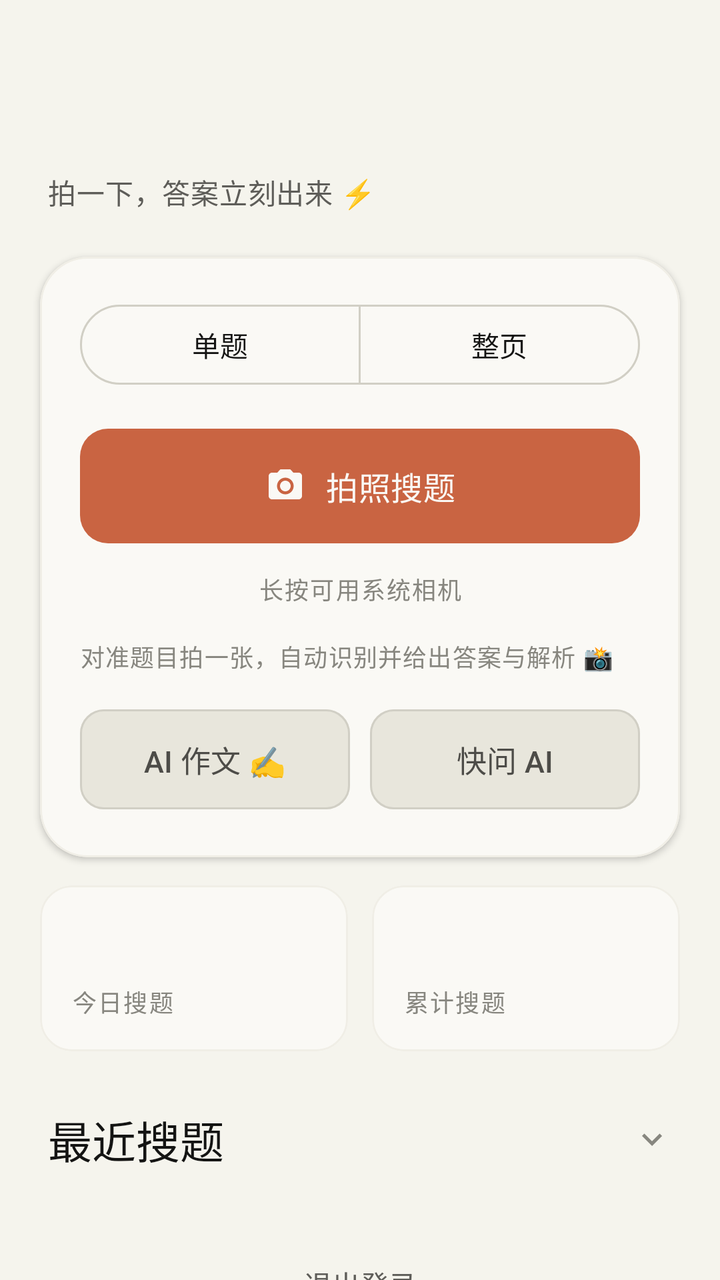
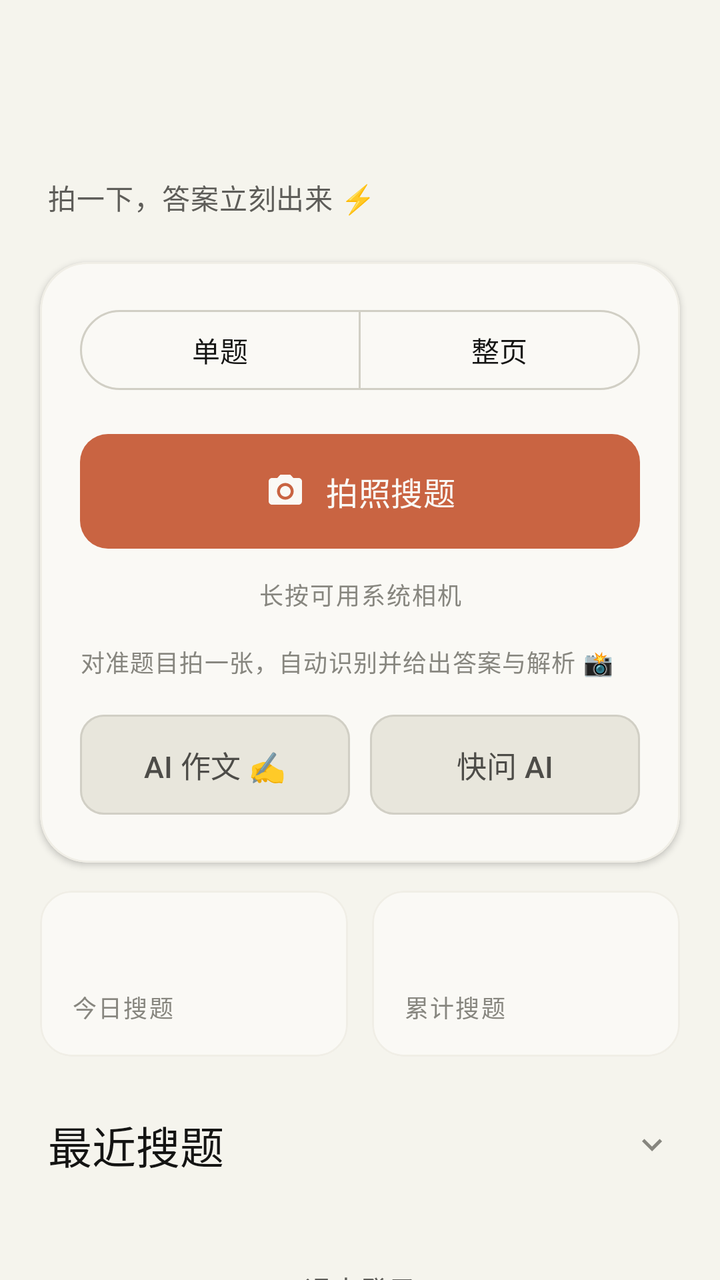

Screens rendered from an Android XML layout before and after an edit, with the pre-edit source and the edit as a unified diff.
<!-- AndroidManifest.xml: application theme Theme.FlashSearch -->
<!-- res/layout/activity_home.xml -->
<?xml version="1.0" encoding="utf-8"?>
<LinearLayout xmlns:android="http://schemas.android.com/apk/res/android"
    xmlns:app="http://schemas.android.com/apk/res-auto"
    android:id="@+id/root"
    android:layout_width="match_parent"
    android:layout_height="match_parent"
    android:background="?android:attr/colorBackground"
    android:orientation="vertical">

    <androidx.core.widget.NestedScrollView
        android:layout_width="match_parent"
        android:layout_height="match_parent"
        android:fillViewport="true">

    <LinearLayout
        android:layout_width="match_parent"
        android:layout_height="wrap_content"
        android:orientation="vertical"
        android:paddingBottom="20dp">

        
        <LinearLayout
            android:id="@+id/header"
            android:layout_width="match_parent"
            android:layout_height="wrap_content"
            android:orientation="vertical"
            android:paddingStart="24dp"
            android:paddingTop="12dp"
            android:paddingEnd="24dp"
            android:paddingBottom="22dp">

            <TextView
                android:id="@+id/dateLabel"
                android:layout_width="wrap_content"
                android:layout_height="wrap_content"
                android:textAppearance="@style/TextAppearance.FlashSearch.Label" />

            <TextView
                android:id="@+id/greeting"
                android:layout_width="match_parent"
                android:layout_height="wrap_content"
                android:layout_marginTop="10dp"
                android:textAppearance="@style/TextAppearance.FlashSearch.Serif.Display" />

            <TextView
                android:id="@+id/tagline"
                android:layout_width="match_parent"
                android:layout_height="wrap_content"
                android:layout_marginTop="10dp"
                android:text="@string/brand_tagline"
                android:textAppearance="@style/TextAppearance.FlashSearch.Body" />
        </LinearLayout>

        
        <com.google.android.material.card.MaterialCardView
            android:id="@+id/heroCard"
            android:layout_width="match_parent"
            android:layout_height="wrap_content"
            android:layout_marginStart="20dp"
            android:layout_marginEnd="20dp"
            app:cardBackgroundColor="@color/ivory"
            app:cardCornerRadius="24dp"
            app:cardElevation="2dp"
            app:strokeColor="@color/border_cream"
            app:strokeWidth="1dp">

            <LinearLayout
                android:layout_width="match_parent"
                android:layout_height="wrap_content"
                android:orientation="vertical"
                android:padding="20dp">
                <com.google.android.material.button.MaterialButtonToggleGroup
                    android:id="@+id/modeGroup"
                    android:layout_width="match_parent"
                    android:layout_height="wrap_content"
                    android:layout_marginBottom="14dp"
                    app:selectionRequired="true"
                    app:singleSelection="true">

                    <com.google.android.material.button.MaterialButton
                        android:id="@+id/modeSingle"
                        style="@style/Widget.Material3.Button.OutlinedButton"
                        android:layout_width="0dp"
                        android:layout_height="wrap_content"
                        android:layout_weight="1"
                        android:text="@string/mode_single" />

                    <com.google.android.material.button.MaterialButton
                        android:id="@+id/modePage"
                        style="@style/Widget.Material3.Button.OutlinedButton"
                        android:layout_width="0dp"
                        android:layout_height="wrap_content"
                        android:layout_weight="1"
                        android:text="@string/mode_page" />
                </com.google.android.material.button.MaterialButtonToggleGroup>
<com.google.android.material.button.MaterialButton
                    android:id="@+id/takePhotoButton"
                    style="@style/Widget.FlashSearch.PrimaryButton"
                    android:layout_width="match_parent"
                    android:layout_height="wrap_content"
                    android:text="@string/action_take_photo"
                    app:icon="@drawable/ic_camera" />
                <TextView
                    android:id="@+id/systemCameraHint"
                    android:layout_width="match_parent"
                    android:layout_height="wrap_content"
                    android:layout_marginTop="10dp"
                    android:gravity="center"
                    android:text="@string/hint_long_press_system_camera"
                    android:textAppearance="@style/TextAppearance.FlashSearch.Label" />

                <TextView
                    android:id="@+id/modeHint"
                    android:layout_width="match_parent"
                    android:layout_height="wrap_content"
                    android:layout_marginTop="16dp"
                    android:text="@string/home_tip"
                    android:textAppearance="@style/TextAppearance.FlashSearch.Caption" />

                <LinearLayout
                    android:layout_width="match_parent"
                    android:layout_height="wrap_content"
                    android:layout_marginTop="14dp"
                    android:orientation="horizontal">

                    <com.google.android.material.button.MaterialButton
                        android:id="@+id/essayButton"
                        style="@style/Widget.FlashSearch.SecondaryButton"
                        android:layout_width="0dp"
                        android:layout_height="wrap_content"
                        android:layout_weight="1"
                        android:text="@string/essay_entry" />

                    <com.google.android.material.button.MaterialButton
                        android:id="@+id/chatButton"
                        style="@style/Widget.FlashSearch.SecondaryButton"
                        android:layout_width="0dp"
                        android:layout_height="wrap_content"
                        android:layout_marginStart="10dp"
                        android:layout_weight="1"
                        android:text="@string/chat_entry" />
                </LinearLayout>
            </LinearLayout>
        </com.google.android.material.card.MaterialCardView>

        
        <LinearLayout
            android:id="@+id/statsRow"
            android:layout_width="match_parent"
            android:layout_height="wrap_content"
            android:layout_marginStart="20dp"
            android:layout_marginTop="14dp"
            android:layout_marginEnd="20dp"
            android:orientation="horizontal">

            <com.google.android.material.card.MaterialCardView
                android:layout_width="0dp"
                android:layout_height="wrap_content"
                android:layout_weight="1"
                app:cardBackgroundColor="@color/ivory"
                app:cardCornerRadius="16dp"
                app:cardElevation="0dp"
                app:strokeColor="@color/border_cream"
                app:strokeWidth="1dp">

                <LinearLayout
                    android:layout_width="match_parent"
                    android:layout_height="wrap_content"
                    android:orientation="vertical"
                    android:padding="16dp">

                    <TextView
                        android:id="@+id/todayCount"
                        android:layout_width="wrap_content"
                        android:layout_height="wrap_content"
                        android:textAppearance="@style/TextAppearance.FlashSearch.Serif.Title" />

                    <TextView
                        android:layout_width="wrap_content"
                        android:layout_height="wrap_content"
                        android:layout_marginTop="4dp"
                        android:text="@string/stats_today"
                        android:textAppearance="@style/TextAppearance.FlashSearch.Label" />
                </LinearLayout>
            </com.google.android.material.card.MaterialCardView>

            <com.google.android.material.card.MaterialCardView
                android:layout_width="0dp"
                android:layout_height="wrap_content"
                android:layout_marginStart="12dp"
                android:layout_weight="1"
                app:cardBackgroundColor="@color/ivory"
                app:cardCornerRadius="16dp"
                app:cardElevation="0dp"
                app:strokeColor="@color/border_cream"
                app:strokeWidth="1dp">

                <LinearLayout
                    android:layout_width="match_parent"
                    android:layout_height="wrap_content"
                    android:orientation="vertical"
                    android:padding="16dp">

                    <TextView
                        android:id="@+id/totalCount"
                        android:layout_width="wrap_content"
                        android:layout_height="wrap_content"
                        android:textAppearance="@style/TextAppearance.FlashSearch.Serif.Title" />

                    <TextView
                        android:layout_width="wrap_content"
                        android:layout_height="wrap_content"
                        android:layout_marginTop="4dp"
                        android:text="@string/stats_total"
                        android:textAppearance="@style/TextAppearance.FlashSearch.Label" />
                </LinearLayout>
            </com.google.android.material.card.MaterialCardView>
        </LinearLayout>

        
        <LinearLayout
            android:id="@+id/historySection"
            android:layout_width="match_parent"
            android:layout_height="wrap_content"
            android:layout_marginTop="20dp"
            android:orientation="vertical">

            <LinearLayout
                android:id="@+id/historyToggle"
                android:layout_width="match_parent"
                android:layout_height="wrap_content"
                android:background="?attr/selectableItemBackground"
                android:gravity="center_vertical"
                android:orientation="horizontal"
                android:paddingStart="24dp"
                android:paddingTop="8dp"
                android:paddingEnd="24dp"
                android:paddingBottom="8dp">

                <TextView
                    android:layout_width="0dp"
                    android:layout_height="wrap_content"
                    android:layout_weight="1"
                    android:text="@string/history_title"
                    android:textAppearance="@style/TextAppearance.FlashSearch.Serif.Title" />

                <ImageView
                    android:id="@+id/historyChevron"
                    android:layout_width="20dp"
                    android:layout_height="20dp"
                    android:contentDescription="@string/history_title"
                    android:src="@drawable/ic_chevron_down" />
            </LinearLayout>

            
            <ScrollView
                android:id="@+id/historyBody"
                android:layout_width="match_parent"
                android:layout_height="wrap_content"
                android:visibility="gone">

                <LinearLayout
                    android:layout_width="match_parent"
                    android:layout_height="wrap_content"
                    android:orientation="vertical">

                    <LinearLayout
                        android:id="@+id/historyList"
                        android:layout_width="match_parent"
                        android:layout_height="wrap_content"
                        android:orientation="vertical" />

                    <TextView
                        android:id="@+id/historyEmpty"
                        android:layout_width="match_parent"
                        android:layout_height="wrap_content"
                        android:layout_marginStart="24dp"
                        android:layout_marginTop="12dp"
                        android:layout_marginEnd="24dp"
                        android:text="@string/history_empty"
                        android:textAppearance="@style/TextAppearance.FlashSearch.Caption"
                        android:visibility="gone" />
                </LinearLayout>
            </ScrollView>
        </LinearLayout>

        <com.google.android.material.button.MaterialButton
            android:id="@+id/logoutButton"
            style="@style/Widget.FlashSearch.TextButton"
            android:layout_width="wrap_content"
            android:layout_height="wrap_content"
            android:layout_gravity="center_horizontal"
            android:layout_marginTop="24dp"
            android:text="@string/action_logout" />
        <TextView
            android:id="@+id/versionLabel"
            android:layout_width="wrap_content"
            android:layout_height="wrap_content"
            android:layout_gravity="center_horizontal"
            android:layout_marginTop="14dp"
            android:textAppearance="@style/TextAppearance.FlashSearch.Label" />
    </LinearLayout>
    </androidx.core.widget.NestedScrollView>
</LinearLayout>
<!-- resources referenced by this layout -->
<resources>
  <color name="border_cream">#F0EEE6</color>
  <color name="ivory">#FAF9F5</color>
  <!-- drawable ic_chevron_down (drawable) -->
  <?xml version="1.0" encoding="utf-8"?>
  <vector xmlns:android="http://schemas.android.com/apk/res/android"
      android:width="24dp"
      android:height="24dp"
      android:viewportWidth="24"
      android:viewportHeight="24"
      android:tint="@color/stone_gray">
      <path
          android:fillColor="@android:color/white"
          android:pathData="M7.41,8.59L12,13.17l4.59,-4.58L18,10l-6,6 -6,-6 1.41,-1.41z" />
  </vector>
  <string name="action_logout">退出登录</string>
  <string name="action_take_photo">拍照搜题</string>
  <string name="brand_tagline">拍一下，答案立刻出来 ⚡</string>
  <string name="chat_entry">快问 AI</string>
  <string name="essay_entry">AI 作文 ✍️</string>
  <string name="hint_long_press_system_camera">长按可用系统相机</string>
  <string name="history_empty">还没有搜题记录，拍一张试试 📷</string>
  <string name="history_title">最近搜题</string>
  <string name="home_tip">对准题目拍一张，自动识别并给出答案与解析 📸</string>
  <string name="mode_page">整页</string>
  <string name="mode_single">单题</string>
  <string name="stats_today">今日搜题</string>
  <string name="stats_total">累计搜题</string>
  <style name="TextAppearance.FlashSearch.Body" parent="TextAppearance.Material3.BodyMedium">
          <item name="android:lineSpacingMultiplier">1.5</item>
          <item name="android:textColor">@color/olive_gray</item>
      </style>
  <style name="TextAppearance.FlashSearch.Caption" parent="TextAppearance.Material3.BodySmall">
          <item name="android:lineSpacingMultiplier">1.4</item>
          <item name="android:textColor">@color/stone_gray</item>
      </style>
  <style name="TextAppearance.FlashSearch.Label" parent="TextAppearance.Material3.LabelMedium">
          <item name="android:letterSpacing">0.06</item>
          <item name="android:textColor">@color/stone_gray</item>
      </style>
  <style name="TextAppearance.FlashSearch.Serif.Display" parent="TextAppearance.Material3.HeadlineMedium">
          <item name="android:fontFamily">serif</item>
          <item name="android:textStyle">normal</item>
          <item name="android:textColor">@color/near_black</item>
          <item name="android:letterSpacing">0</item>
          <item name="android:lineSpacingMultiplier">1.15</item>
          <item name="android:textFontWeight" tools:targetApi="28">500</item>
      </style>
  <style name="TextAppearance.FlashSearch.Serif.Title" parent="TextAppearance.Material3.TitleLarge">
          <item name="android:fontFamily">serif</item>
          <item name="android:textStyle">normal</item>
          <item name="android:textColor">@color/near_black</item>
          <item name="android:letterSpacing">0</item>
          <item name="android:textFontWeight" tools:targetApi="28">500</item>
      </style>
  <style name="Widget.FlashSearch.TextButton" parent="Widget.Material3.Button.TextButton">
          <item name="android:textColor">@color/olive_gray</item>
          <item name="rippleColor">@color/warm_sand</item>
          <item name="elevation">0dp</item>
      </style>
  <color name="stone_gray">#87867F</color>
  <color name="olive_gray">#5E5D59</color>
  <color name="near_black">#141413</color>
  <color name="terracotta">#C96442</color>
  <color name="warm_sand">#E8E6DC</color>
  <color name="charcoal_warm">#4D4C48</color>
  <color name="ring_warm">#D1CFC5</color>
  <color name="coral">#D97757</color>
  <color name="error_crimson">#B53333</color>
  <color name="parchment">#F5F4ED</color>
  <color name="pure_white">#FFFFFF</color>
  <!-- unchanged entries left out for length: 4 -->
</resources>

<!-- the commit's change to res/layout/activity_home.xml (unified diff, before → after) -->
@@ -33,7 +33,7 @@
                 android:id="@+id/dateLabel"
                 android:layout_width="wrap_content"
                 android:layout_height="wrap_content"
-                android:textAppearance="@style/TextAppearance.FlashSearch.Label" />
+                android:textAppearance="@style/TextAppearance.FlashSearch.Body" />
 
             <TextView
                 android:id="@+id/greeting"
